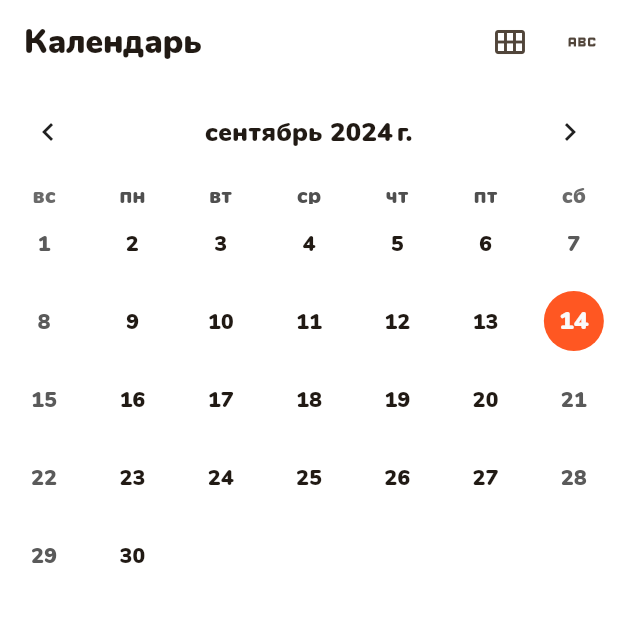
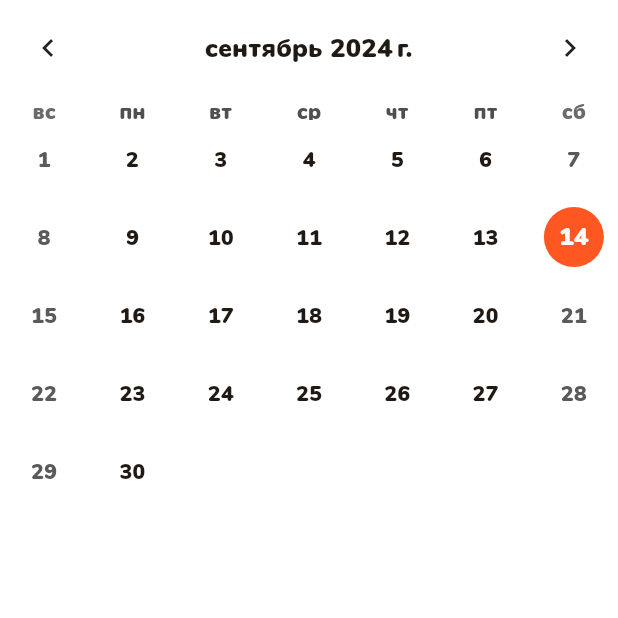
Before and after one commit to Bayrampro/feeling_picker, a Flutter app: the CalendarScreen screen opened by its route, on a phone screen of 412 x 824 dp, the top half of it. Run offline on Flutter 3.47's test engine with Material 3 defaults, Android fonts, the phone set to English and light mode, and no system bars; drawn by our look-alikes of table_calendar; our stand-ins replace flutter_riverpod, go_router, sqflite; accounts and stored records are empty.

Commit message:
Update calendar_screen.dart

```diff
--- a/lib/features/calendar/view/calendar_screen.dart
+++ b/lib/features/calendar/view/calendar_screen.dart
@@ -16,27 +16,6 @@ class _CalendarScreenState extends State<CalendarScreen> {
   @override
   Widget build(BuildContext context) {
     return Scaffold(
-      appBar: AppBar(
-        title: const Text('Календарь'),
-        actions: [
-          IconButton(
-            icon: const Icon(Icons.calendar_view_month),
-            onPressed: () {
-              setState(() {
-                _calendarFormat = CalendarFormat.month;
-              });
-            },
-          ),
-          IconButton(
-            icon: const Icon(Icons.abc),
-            onPressed: () {
-              setState(() {
-                _calendarFormat = CalendarFormat.twoWeeks;
-              });
-            },
-          ),
-        ],
-      ),
       body: TableCalendar(
         focusedDay: _focusedDay,
         locale: 'ru_RU',
```
